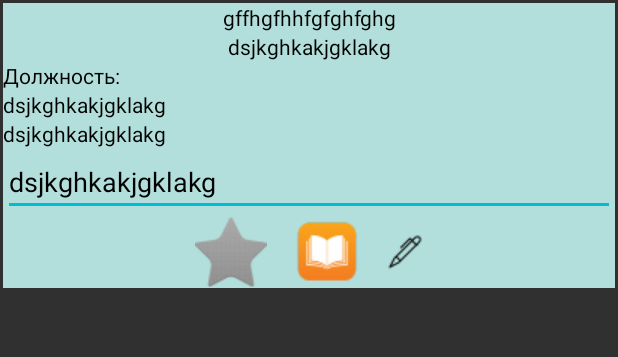
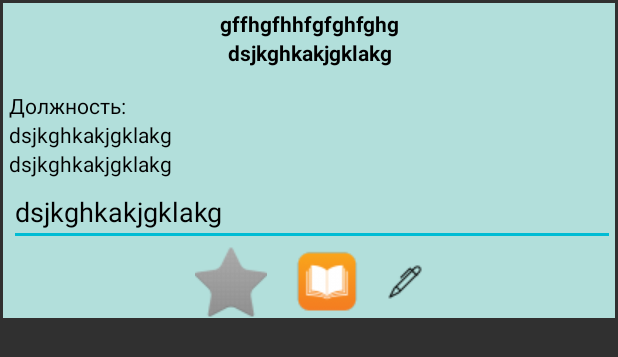
Before and after one commit to KhristenkoDaniil/EdrQueryRepository, an Android app: the layout edr_favorite_item.xml on its own in the app's theme, with its tools: preview values and no code run, on a phone screen of 412 x 824 dp. Shown: the top 357 px of the screen. Run offline under Robolectric (Android 15) with nearby library versions, the phone set to English and light mode, and no system bars.

Commit message:
refactoring code

```diff
--- a/app/src/main/res/layout/edr_favorite_item.xml
+++ b/app/src/main/res/layout/edr_favorite_item.xml
@@ -14,7 +14,9 @@
         android:layout_height="wrap_content"
         android:gravity="center"
         android:textColor="@color/Black"
-        android:text="gffhgfhhfgfghfghg" />
+        android:text="gffhgfhhfgfghfghg"
+        android:layout_marginTop="4dp"
+        android:textStyle="bold"/>
 
     <TextView
         android:id="@+id/first_name"
@@ -22,7 +24,8 @@
         android:layout_height="wrap_content"
         android:gravity="center"
         android:textColor="@color/Black"
-        android:text="dsjkghkakjgklakg" />
+        android:text="dsjkghkakjgklakg"
+        android:textStyle="bold"/>
 
     <TextView
         android:id="@+id/posada"
@@ -30,7 +33,9 @@
         android:layout_height="wrap_content"
         android:gravity="left"
         android:textColor="@color/Black"
-        android:text="Должность:" />
+        android:text="Должность:"
+        android:layout_marginLeft="4dp"
+        android:layout_marginTop="16dp"/>
 
     <TextView
         android:id="@+id/work_place"
@@ -38,7 +43,8 @@
         android:layout_height="wrap_content"
         android:gravity="left"
         android:textColor="@color/Black"
-        android:text="dsjkghkakjgklakg" />
+        android:text="dsjkghkakjgklakg"
+        android:layout_marginLeft="4dp"/>
 
     <TextView
         android:id="@+id/position"
@@ -46,7 +52,9 @@
         android:layout_height="wrap_content"
         android:gravity="left"
         android:textColor="@color/Black"
-        android:text="dsjkghkakjgklakg" />
+        android:text="dsjkghkakjgklakg"
+        android:layout_marginLeft="4dp"/>
+
 
     <EditText
         android:id="@+id/comment"
@@ -54,7 +62,9 @@
         android:layout_height="wrap_content"
         android:gravity="left"
         android:textColor="@color/Black"
-        android:text="dsjkghkakjgklakg" />
+        android:text="dsjkghkakjgklakg"
+        android:layout_marginLeft="4dp"/>
+
 
     <LinearLayout
         android:layout_width="wrap_content"
--- a/app/src/main/res/values/strings.xml
+++ b/app/src/main/res/values/strings.xml
@@ -1,5 +1,6 @@
 <resources>
     <string name="app_name">Реестр деклараций</string>
     <string name="save_comment">Комментарий сохранен</string>
+    <string name="search">Введите имя для поиска</string>
 
 </resources>
```
Also changed, not shown: app/src/main/java/ua/dnigma/edrquery/activity/MainActivity.java (+10 -3 lines), app/src/main/res/layout/edr_item.xml (+14 -5 lines).
